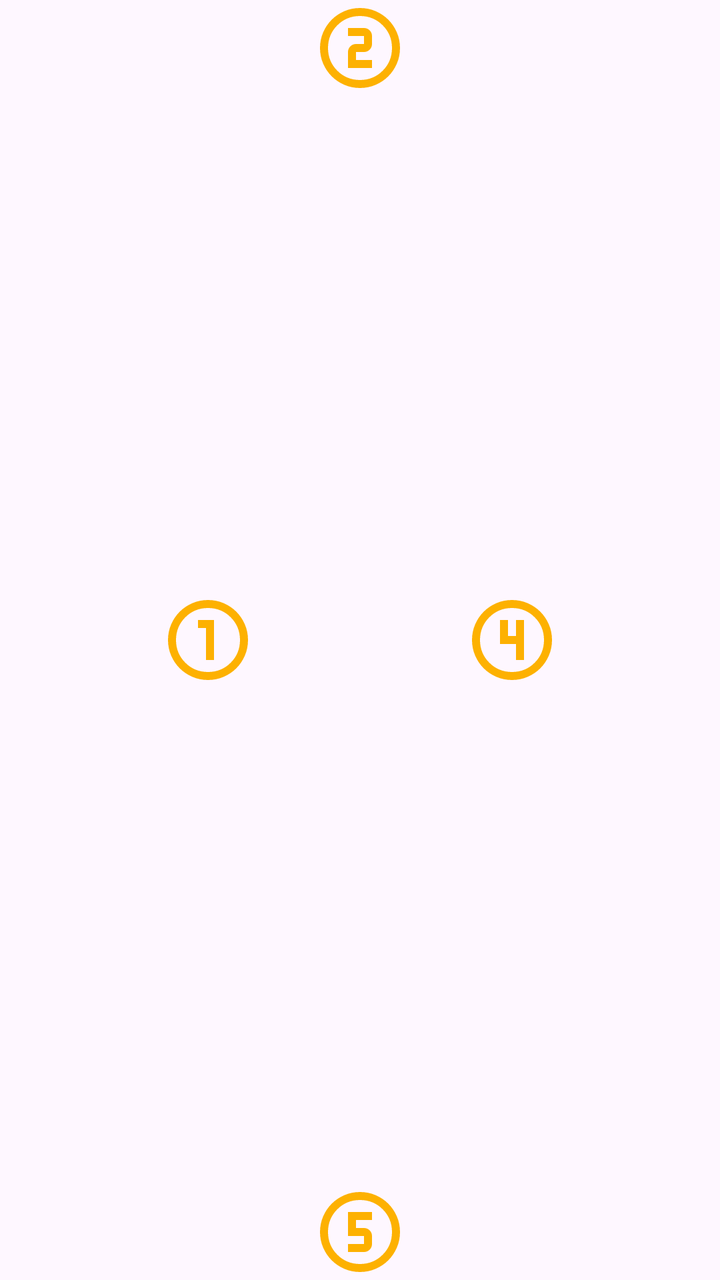
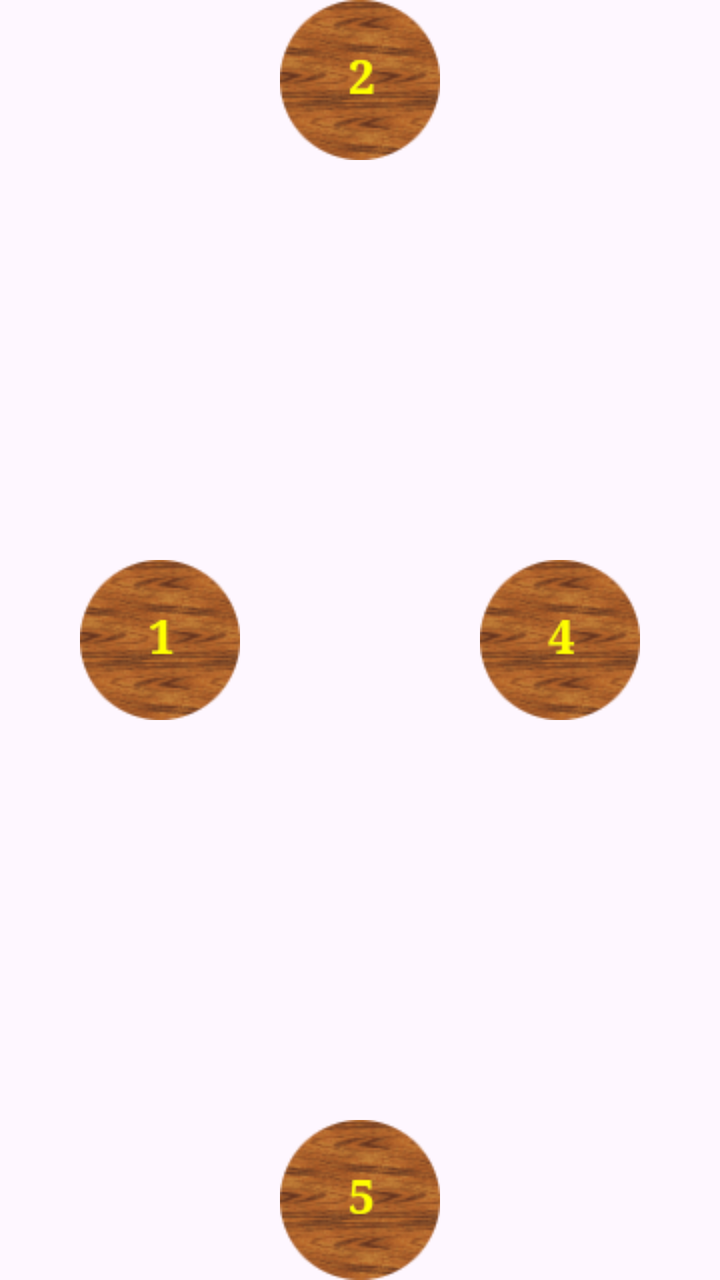

Before-and-after screenshots of an Android layout around one commit, followed by the original layout XML and the change that was made.
<!-- AndroidManifest.xml: application theme Theme.Heroland -->
<!-- res/layout/layout_valley.xml -->
<?xml version="1.0" encoding="utf-8"?>
<FrameLayout xmlns:android="http://schemas.android.com/apk/res/android"
    xmlns:app="http://schemas.android.com/apk/res-auto"
    xmlns:tools="http://schemas.android.com/tools"
    android:id="@+id/layout_valley"
    android:layout_width="match_parent"
    android:layout_height="match_parent"
    android:layout_marginTop="200dp"
    android:layout_marginBottom="200dp"
    android:background="@color/transparent">

    <androidx.appcompat.widget.AppCompatImageView
        android:id="@+id/c2"
        style="@style/clearing"
        android:layout_gravity="top|center"
        android:background="@drawable/clearing_2" />

    <androidx.appcompat.widget.AppCompatImageView
        android:id="@+id/c5"
        style="@style/clearing"
        android:layout_gravity="bottom|center"
        android:background="@drawable/clearing_5" />

    <androidx.appcompat.widget.AppCompatImageView
        android:id="@+id/c1"
        style="@style/clearing"
        android:layout_gravity="center|start"
        android:background="@drawable/clearing_1" />

    <androidx.appcompat.widget.AppCompatImageView
        android:id="@+id/c4"
        style="@style/clearing"
        android:layout_gravity="center|end"
        android:background="@drawable/clearing_4" />

    <androidx.appcompat.widget.AppCompatImageView
        android:id="@+id/dwelling"
        style="@style/clearing"
        android:layout_gravity="bottom|center"
        tools:background="@drawable/d_inn" />


</FrameLayout>
<!-- resources referenced by this layout -->
<resources>
  <!-- drawable clearing_1 (drawable) -->
  <vector xmlns:android="http://schemas.android.com/apk/res/android" android:height="24dp" android:tint="#FDB101" android:viewportHeight="960" android:viewportWidth="960" android:width="24dp">
        
      <path android:fillColor="@android:color/white" android:pathData="M480,880Q397,880 324,848.5Q251,817 197,763Q143,709 111.5,636Q80,563 80,480Q80,397 111.5,324Q143,251 197,197Q251,143 324,111.5Q397,80 480,80Q563,80 636,111.5Q709,143 763,197Q817,251 848.5,324Q880,397 880,480Q880,563 848.5,636Q817,709 763,763Q709,817 636,848.5Q563,880 480,880ZM480,800Q614,800 707,707Q800,614 800,480Q800,346 707,253Q614,160 480,160Q346,160 253,253Q160,346 160,480Q160,614 253,707Q346,800 480,800ZM480,480Q480,480 480,480Q480,480 480,480Q480,480 480,480Q480,480 480,480Q480,480 480,480Q480,480 480,480Q480,480 480,480Q480,480 480,480ZM460,680L540,680L540,280L380,280L380,360L460,360L460,680Z"/>
      
  </vector>
  <!-- drawable clearing_2 (drawable) -->
  <vector xmlns:android="http://schemas.android.com/apk/res/android" android:height="24dp" android:tint="#FDB101" android:viewportHeight="960" android:viewportWidth="960" android:width="24dp">
        
      <path android:fillColor="@android:color/white" android:pathData="M480,880Q397,880 324,848.5Q251,817 197,763Q143,709 111.5,636Q80,563 80,480Q80,397 111.5,324Q143,251 197,197Q251,143 324,111.5Q397,80 480,80Q563,80 636,111.5Q709,143 763,197Q817,251 848.5,324Q880,397 880,480Q880,563 848.5,636Q817,709 763,763Q709,817 636,848.5Q563,880 480,880ZM480,800Q614,800 707,707Q800,614 800,480Q800,346 707,253Q614,160 480,160Q346,160 253,253Q160,346 160,480Q160,614 253,707Q346,800 480,800ZM480,480Q480,480 480,480Q480,480 480,480Q480,480 480,480Q480,480 480,480Q480,480 480,480Q480,480 480,480Q480,480 480,480Q480,480 480,480ZM360,680L600,680L600,600L440,600L440,520Q440,520 440,520Q440,520 440,520L520,520Q553,520 576.5,496.5Q600,473 600,440L600,360Q600,327 576.5,303.5Q553,280 520,280L360,280L360,360L520,360Q520,360 520,360Q520,360 520,360L520,440Q520,440 520,440Q520,440 520,440L440,440Q407,440 383.5,463.5Q360,487 360,520L360,680Z"/>
      
  </vector>
  <!-- drawable clearing_4 (drawable) -->
  <vector xmlns:android="http://schemas.android.com/apk/res/android" android:height="24dp" android:tint="#FDB101" android:viewportHeight="960" android:viewportWidth="960" android:width="24dp">
        
      <path android:fillColor="@android:color/white" android:pathData="M480,880Q397,880 324,848.5Q251,817 197,763Q143,709 111.5,636Q80,563 80,480Q80,397 111.5,324Q143,251 197,197Q251,143 324,111.5Q397,80 480,80Q563,80 636,111.5Q709,143 763,197Q817,251 848.5,324Q880,397 880,480Q880,563 848.5,636Q817,709 763,763Q709,817 636,848.5Q563,880 480,880ZM480,800Q614,800 707,707Q800,614 800,480Q800,346 707,253Q614,160 480,160Q346,160 253,253Q160,346 160,480Q160,614 253,707Q346,800 480,800ZM480,480Q480,480 480,480Q480,480 480,480Q480,480 480,480Q480,480 480,480Q480,480 480,480Q480,480 480,480Q480,480 480,480Q480,480 480,480ZM520,680L600,680L600,280L520,280L520,440L440,440L440,280L360,280L360,520L520,520L520,680Z"/>
      
  </vector>
  <!-- drawable clearing_5 (drawable) -->
  <vector xmlns:android="http://schemas.android.com/apk/res/android" android:height="24dp" android:tint="#FDB101" android:viewportHeight="960" android:viewportWidth="960" android:width="24dp">
        
      <path android:fillColor="@android:color/white" android:pathData="M480,880Q397,880 324,848.5Q251,817 197,763Q143,709 111.5,636Q80,563 80,480Q80,397 111.5,324Q143,251 197,197Q251,143 324,111.5Q397,80 480,80Q563,80 636,111.5Q709,143 763,197Q817,251 848.5,324Q880,397 880,480Q880,563 848.5,636Q817,709 763,763Q709,817 636,848.5Q563,880 480,880ZM480,800Q614,800 707,707Q800,614 800,480Q800,346 707,253Q614,160 480,160Q346,160 253,253Q160,346 160,480Q160,614 253,707Q346,800 480,800ZM480,480Q480,480 480,480Q480,480 480,480Q480,480 480,480Q480,480 480,480Q480,480 480,480Q480,480 480,480Q480,480 480,480Q480,480 480,480ZM360,680L520,680Q553,680 576.5,656.5Q600,633 600,600L600,520Q600,487 576.5,463.5Q553,440 520,440L440,440L440,360L600,360L600,280L360,280L360,520L520,520Q520,520 520,520Q520,520 520,520L520,600Q520,600 520,600Q520,600 520,600L360,600L360,680Z"/>
      
  </vector>
  <style name="clearing" parent="Base.Theme.Heroland">
          <item name="android:layout_width">wrap_content</item>
          <item name="android:layout_height">wrap_content</item>
          <item name="android:layout_marginHorizontal">80dp</item>
          <item name="android:padding">24dp</item>
          <item name="android:text">@string/clearing</item>
          <item name="android:contentDescription">@string/clearing</item>
      </style>
  <!-- unchanged entries left out for length: 6 -->
</resources>

<!-- the commit's change to res/layout/layout_valley.xml (unified diff, before → after) -->
@@ -5,8 +5,8 @@
     android:id="@+id/layout_valley"
     android:layout_width="match_parent"
     android:layout_height="match_parent"
-    android:layout_marginTop="200dp"
-    android:layout_marginBottom="200dp"
+    android:layout_marginTop="150dp"
+    android:layout_marginBottom="150dp"
     android:background="@color/transparent">
 
     <androidx.appcompat.widget.AppCompatImageView
<!-- resource entries referenced after the edit -->
@@ -1,33 +1,13 @@
 <!-- resources referenced by this layout -->
 <resources>
-  <!-- drawable clearing_1 (drawable) -->
-  <vector xmlns:android="http://schemas.android.com/apk/res/android" android:height="24dp" android:tint="#FDB101" android:viewportHeight="960" android:viewportWidth="960" android:width="24dp">
-        
-      <path android:fillColor="@android:color/white" android:pathData="M480,880Q397,880 324,848.5Q251,817 197,763Q143,709 111.5,636Q80,563 80,480Q80,397 111.5,324Q143,251 197,197Q251,143 324,111.5Q397,80 480,80Q563,80 636,111.5Q709,143 763,197Q817,251 848.5,324Q880,397 880,480Q880,563 848.5,636Q817,709 763,763Q709,817 636,848.5Q563,880 480,880ZM480,800Q614,800 707,707Q800,614 800,480Q800,346 707,253Q614,160 480,160Q346,160 253,253Q160,346 160,480Q160,614 253,707Q346,800 480,800ZM480,480Q480,480 480,480Q480,480 480,480Q480,480 480,480Q480,480 480,480Q480,480 480,480Q480,480 480,480Q480,480 480,480Q480,480 480,480ZM460,680L540,680L540,280L380,280L380,360L460,360L460,680Z"/>
-      
-  </vector>
-  <!-- drawable clearing_2 (drawable) -->
-  <vector xmlns:android="http://schemas.android.com/apk/res/android" android:height="24dp" android:tint="#FDB101" android:viewportHeight="960" android:viewportWidth="960" android:width="24dp">
-        
-      <path android:fillColor="@android:color/white" android:pathData="M480,880Q397,880 324,848.5Q251,817 197,763Q143,709 111.5,636Q80,563 80,480Q80,397 111.5,324Q143,251 197,197Q251,143 324,111.5Q397,80 480,80Q563,80 636,111.5Q709,143 763,197Q817,251 848.5,324Q880,397 880,480Q880,563 848.5,636Q817,709 763,763Q709,817 636,848.5Q563,880 480,880ZM480,800Q614,800 707,707Q800,614 800,480Q800,346 707,253Q614,160 480,160Q346,160 253,253Q160,346 160,480Q160,614 253,707Q346,800 480,800ZM480,480Q480,480 480,480Q480,480 480,480Q480,480 480,480Q480,480 480,480Q480,480 480,480Q480,480 480,480Q480,480 480,480Q480,480 480,480ZM360,680L600,680L600,600L440,600L440,520Q440,520 440,520Q440,520 440,520L520,520Q553,520 576.5,496.5Q600,473 600,440L600,360Q600,327 576.5,303.5Q553,280 520,280L360,280L360,360L520,360Q520,360 520,360Q520,360 520,360L520,440Q520,440 520,440Q520,440 520,440L440,440Q407,440 383.5,463.5Q360,487 360,520L360,680Z"/>
-      
-  </vector>
-  <!-- drawable clearing_4 (drawable) -->
-  <vector xmlns:android="http://schemas.android.com/apk/res/android" android:height="24dp" android:tint="#FDB101" android:viewportHeight="960" android:viewportWidth="960" android:width="24dp">
-        
-      <path android:fillColor="@android:color/white" android:pathData="M480,880Q397,880 324,848.5Q251,817 197,763Q143,709 111.5,636Q80,563 80,480Q80,397 111.5,324Q143,251 197,197Q251,143 324,111.5Q397,80 480,80Q563,80 636,111.5Q709,143 763,197Q817,251 848.5,324Q880,397 880,480Q880,563 848.5,636Q817,709 763,763Q709,817 636,848.5Q563,880 480,880ZM480,800Q614,800 707,707Q800,614 800,480Q800,346 707,253Q614,160 480,160Q346,160 253,253Q160,346 160,480Q160,614 253,707Q346,800 480,800ZM480,480Q480,480 480,480Q480,480 480,480Q480,480 480,480Q480,480 480,480Q480,480 480,480Q480,480 480,480Q480,480 480,480Q480,480 480,480ZM520,680L600,680L600,280L520,280L520,440L440,440L440,280L360,280L360,520L520,520L520,680Z"/>
-      
-  </vector>
-  <!-- drawable clearing_5 (drawable) -->
-  <vector xmlns:android="http://schemas.android.com/apk/res/android" android:height="24dp" android:tint="#FDB101" android:viewportHeight="960" android:viewportWidth="960" android:width="24dp">
-        
-      <path android:fillColor="@android:color/white" android:pathData="M480,880Q397,880 324,848.5Q251,817 197,763Q143,709 111.5,636Q80,563 80,480Q80,397 111.5,324Q143,251 197,197Q251,143 324,111.5Q397,80 480,80Q563,80 636,111.5Q709,143 763,197Q817,251 848.5,324Q880,397 880,480Q880,563 848.5,636Q817,709 763,763Q709,817 636,848.5Q563,880 480,880ZM480,800Q614,800 707,707Q800,614 800,480Q800,346 707,253Q614,160 480,160Q346,160 253,253Q160,346 160,480Q160,614 253,707Q346,800 480,800ZM480,480Q480,480 480,480Q480,480 480,480Q480,480 480,480Q480,480 480,480Q480,480 480,480Q480,480 480,480Q480,480 480,480Q480,480 480,480ZM360,680L520,680Q553,680 576.5,656.5Q600,633 600,600L600,520Q600,487 576.5,463.5Q553,440 520,440L440,440L440,360L600,360L600,280L360,280L360,520L520,520Q520,520 520,520Q520,520 520,520L520,600Q520,600 520,600Q520,600 520,600L360,600L360,680Z"/>
-      
-  </vector>
+  <!-- drawable clearing_1: png bitmap (drawable, 8185 bytes) -->
+  <!-- drawable clearing_2: png bitmap (drawable, 8278 bytes) -->
+  <!-- drawable clearing_4: png bitmap (drawable, 8234 bytes) -->
+  <!-- drawable clearing_5: png bitmap (drawable, 8278 bytes) -->
   <style name="clearing" parent="Base.Theme.Heroland">
           <item name="android:layout_width">wrap_content</item>
           <item name="android:layout_height">wrap_content</item>
-          <item name="android:layout_marginHorizontal">80dp</item>
+          <item name="android:layout_marginHorizontal">40dp</item>
           <item name="android:padding">24dp</item>
           <item name="android:text">@string/clearing</item>
           <item name="android:contentDescription">@string/clearing</item>
